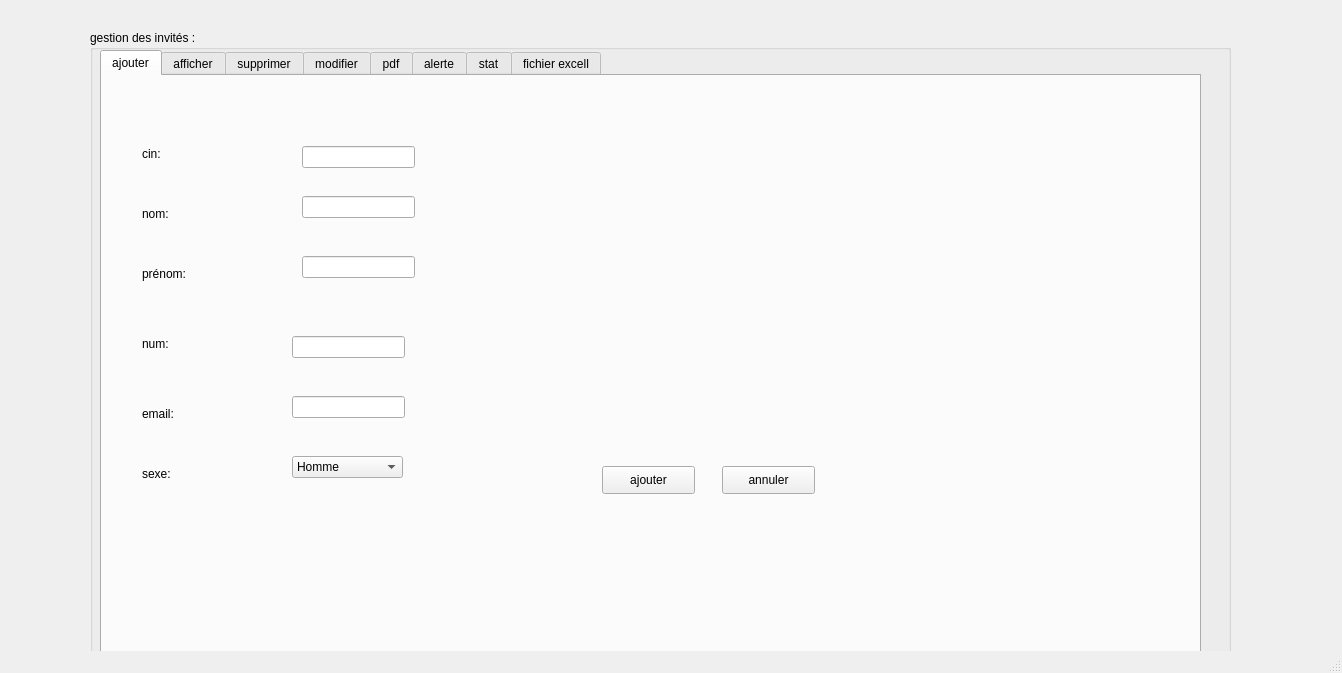
The window that mainwindow.ui (dorra20/Smart_Court_2A34) describes before a commit, drawn with Qt 5.
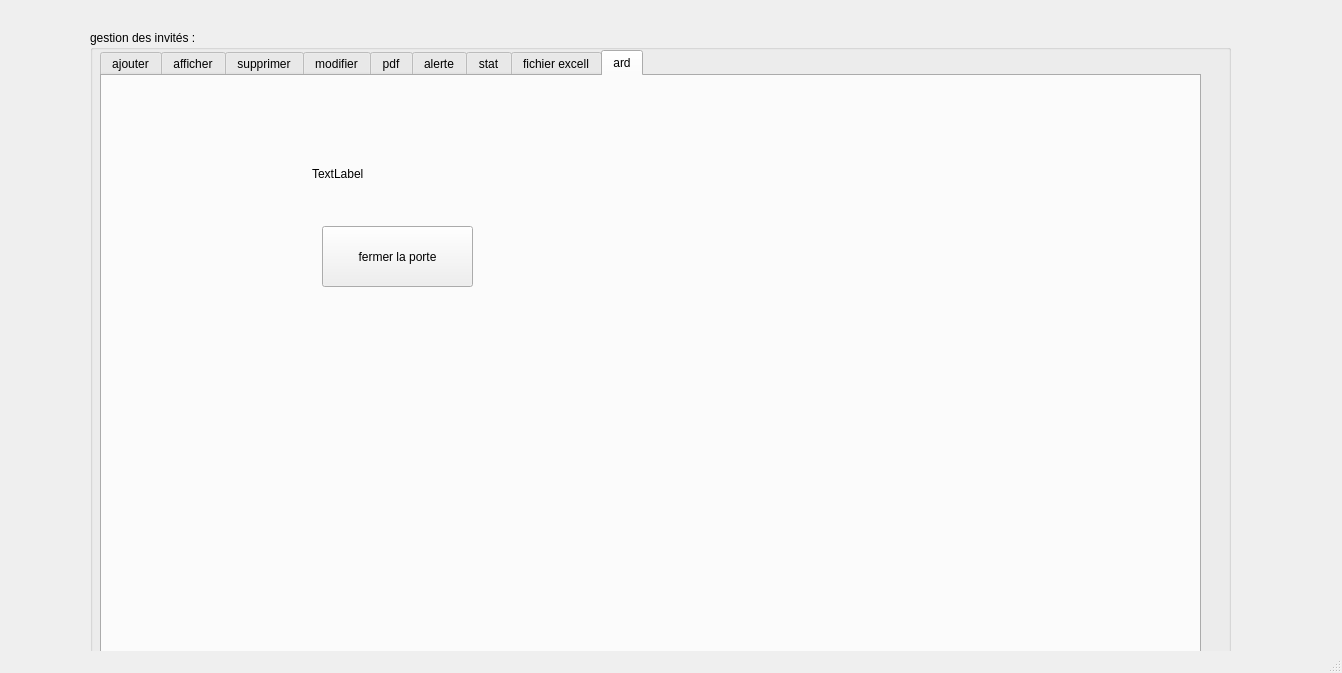
The same window after the commit.

Patch:
```diff
--- a/mainwindow.ui
+++ b/mainwindow.ui
@@ -36,7 +36,7 @@
       </rect>
      </property>
      <property name="currentIndex">
-      <number>0</number>
+      <number>8</number>
      </property>
      <widget class="QWidget" name="tab">
       <attribute name="title">
@@ -632,6 +632,37 @@
        </property>
       </widget>
      </widget>
+     <widget class="QWidget" name="tab_4">
+      <attribute name="title">
+       <string>ard</string>
+      </attribute>
+      <widget class="QLabel" name="label_porte">
+       <property name="geometry">
+        <rect>
+         <x>210</x>
+         <y>90</y>
+         <width>221</width>
+         <height>16</height>
+        </rect>
+       </property>
+       <property name="text">
+        <string>TextLabel</string>
+       </property>
+      </widget>
+      <widget class="QPushButton" name="pushButton_porte">
+       <property name="geometry">
+        <rect>
+         <x>220</x>
+         <y>150</y>
+         <width>151</width>
+         <height>61</height>
+        </rect>
+       </property>
+       <property name="text">
+        <string>fermer la porte</string>
+       </property>
+      </widget>
+     </widget>
     </widget>
    </widget>
   </widget>
```
